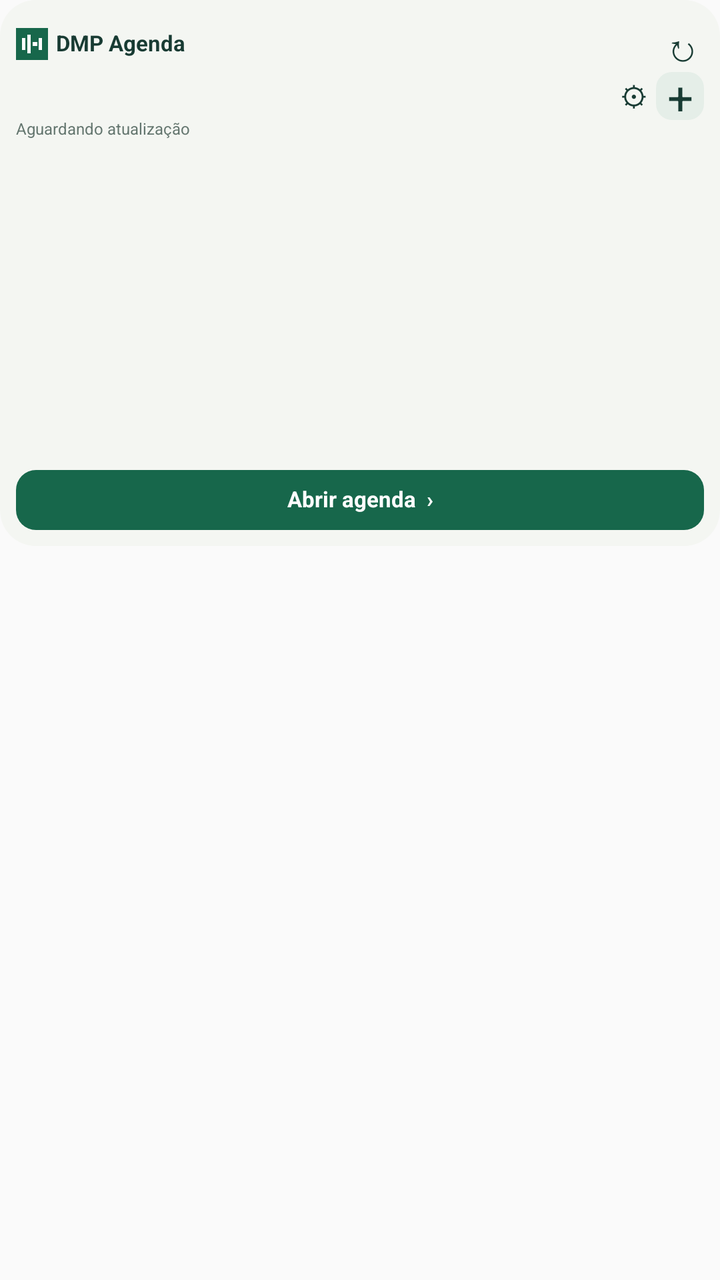
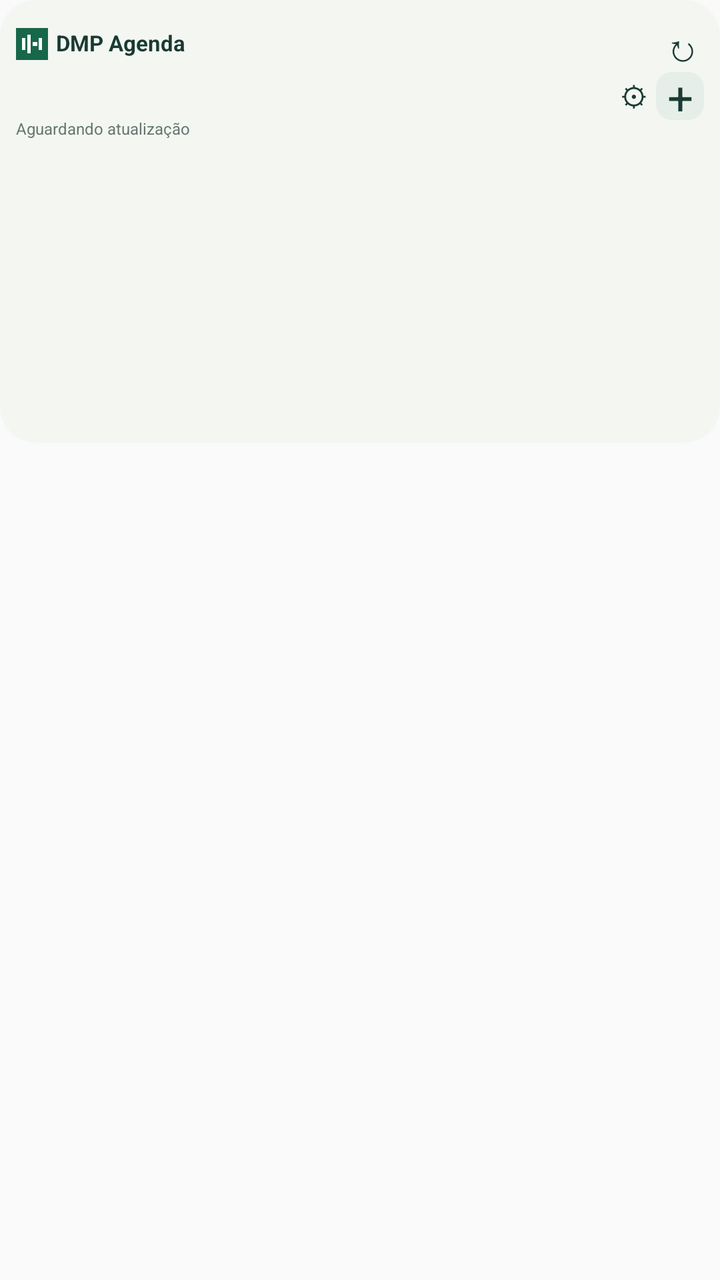

The first picture is an Android layout as it rendered before a commit; the second is the same layout after the commit. The layout source and the unified diff follow.
<!-- AndroidManifest.xml: application theme android:Theme.Material.Light.NoActionBar -->
<!-- res/layout/agenda_widget_legacy_140.xml -->
<FrameLayout xmlns:android="http://schemas.android.com/apk/res/android" android:id="@+id/root" android:layout_width="match_parent" android:layout_height="match_parent">
  <RelativeLayout android:id="@+id/shell" android:layout_width="match_parent" android:layout_height="wrap_content">
    <ImageView android:id="@+id/shell_bg" android:layout_width="match_parent" android:layout_height="0dp" android:scaleType="fitXY" android:contentDescription="" android:layout_alignTop="@id/content" android:layout_alignBottom="@id/content" android:src="@drawable/widget_surface" />
    <LinearLayout android:layout_width="match_parent" android:layout_height="wrap_content" android:orientation="vertical" android:padding="8dp" android:id="@+id/content">
      <LinearLayout android:layout_width="match_parent" android:layout_height="28dp" android:orientation="horizontal" android:gravity="center_vertical">
        <ImageView android:layout_width="16dp" android:layout_height="16dp" android:src="@drawable/icon" android:contentDescription="DMP" />
        <TextView android:id="@+id/header" android:layout_width="0dp" android:layout_height="wrap_content" android:text="DMP Agenda" android:textSize="11sp" android:textColor="#183B33" android:includeFontPadding="false" android:layout_weight="1" android:paddingStart="4dp" android:maxLines="1" android:ellipsize="end" android:textStyle="bold" />
        <TextView android:id="@+id/refresh" android:layout_width="22dp" android:layout_height="24dp" android:text="↻" android:textSize="19sp" android:textColor="#183B33" android:includeFontPadding="false" android:gravity="center" android:contentDescription="Atualizar" />
      </LinearLayout>
      <LinearLayout android:layout_width="match_parent" android:layout_height="24dp" android:orientation="horizontal" android:gravity="center_vertical">
        <TextView android:id="@+id/date" android:layout_width="0dp" android:layout_height="wrap_content" android:text="" android:textSize="9sp" android:includeFontPadding="false" android:layout_weight="1" android:maxLines="1" android:textColor="#5D706A" />
        <TextView android:id="@+id/settings" android:layout_width="22dp" android:layout_height="20dp" android:text="⚙" android:textSize="14sp" android:textColor="#183B33" android:includeFontPadding="false" android:gravity="center" android:contentDescription="Configurar widget" />
        <TextView android:id="@+id/add" android:layout_width="24dp" android:layout_height="24dp" android:text="+" android:textSize="23sp" android:textColor="#183B33" android:includeFontPadding="false" android:gravity="center" android:contentDescription="Adicionar compromisso" android:background="@drawable/widget_add" />
      </LinearLayout>
      <TextView android:id="@+id/updated" android:layout_width="match_parent" android:layout_height="wrap_content" android:text="Aguardando atualização" android:textSize="8sp" android:includeFontPadding="false" android:textColor="#64766F" android:paddingBottom="4dp" android:maxLines="1" />
      <ListView android:layout_width="match_parent" android:layout_height="140dp" android:id="@+id/items" android:divider="@null" android:scrollbars="vertical" android:cacheColorHint="@android:color/transparent" android:nestedScrollingEnabled="false">
</ListView>
      <TextView android:id="@+id/more" android:layout_width="match_parent" android:layout_height="wrap_content" android:text="" android:textSize="10sp" android:includeFontPadding="false" android:paddingTop="4dp" android:textColor="#386453" android:maxLines="1" />
      <TextView android:id="@+id/agenda" android:layout_width="match_parent" android:layout_height="30dp" android:text="Abrir agenda  ›" android:textSize="11sp" android:includeFontPadding="false" android:background="@drawable/widget_button" android:textColor="#FFFFFF" android:gravity="center" android:textStyle="bold" android:layout_marginTop="6dp" />
    </LinearLayout>
  </RelativeLayout>
</FrameLayout>
<!-- resources referenced by this layout -->
<resources>
  <!-- drawable icon (drawable) -->
  <vector xmlns:android="http://schemas.android.com/apk/res/android" android:width="48dp" android:height="48dp" android:viewportWidth="48" android:viewportHeight="48"><path android:fillColor="#17674B" android:pathData="M0,0h48v48h-48z"/><path android:fillColor="#FFFFFF" android:pathData="M9,15h5v18h-5zM17,10h5v28h-5zM25,21h7v6h-7zM34,15h5v18h-5z"/></vector>
  <!-- drawable widget_add (drawable) -->
  <shape xmlns:android="http://schemas.android.com/apk/res/android" android:shape="rectangle"><solid android:color="#E5EEE8"/><corners android:radius="8dp"/></shape>
  <!-- drawable widget_button (drawable) -->
  <shape xmlns:android="http://schemas.android.com/apk/res/android" android:shape="rectangle"><solid android:color="#17674B"/><corners android:radius="10dp"/></shape>
  <!-- drawable widget_surface (drawable) -->
  <shape xmlns:android="http://schemas.android.com/apk/res/android" android:shape="rectangle"><solid android:color="#F4F6F2"/><corners android:radius="18dp"/></shape>
</resources>

<!-- the commit's change to res/layout/agenda_widget_legacy_140.xml (unified diff, before → after) -->
@@ -15,8 +15,6 @@
       <TextView android:id="@+id/updated" android:layout_width="match_parent" android:layout_height="wrap_content" android:text="Aguardando atualização" android:textSize="8sp" android:includeFontPadding="false" android:textColor="#64766F" android:paddingBottom="4dp" android:maxLines="1" />
       <ListView android:layout_width="match_parent" android:layout_height="140dp" android:id="@+id/items" android:divider="@null" android:scrollbars="vertical" android:cacheColorHint="@android:color/transparent" android:nestedScrollingEnabled="false">
 </ListView>
-      <TextView android:id="@+id/more" android:layout_width="match_parent" android:layout_height="wrap_content" android:text="" android:textSize="10sp" android:includeFontPadding="false" android:paddingTop="4dp" android:textColor="#386453" android:maxLines="1" />
-      <TextView android:id="@+id/agenda" android:layout_width="match_parent" android:layout_height="30dp" android:text="Abrir agenda  ›" android:textSize="11sp" android:includeFontPadding="false" android:background="@drawable/widget_button" android:textColor="#FFFFFF" android:gravity="center" android:textStyle="bold" android:layout_marginTop="6dp" />
     </LinearLayout>
   </RelativeLayout>
 </FrameLayout>
<!-- resource entries referenced after the edit -->
@@ -4,8 +4,6 @@
   <vector xmlns:android="http://schemas.android.com/apk/res/android" android:width="48dp" android:height="48dp" android:viewportWidth="48" android:viewportHeight="48"><path android:fillColor="#17674B" android:pathData="M0,0h48v48h-48z"/><path android:fillColor="#FFFFFF" android:pathData="M9,15h5v18h-5zM17,10h5v28h-5zM25,21h7v6h-7zM34,15h5v18h-5z"/></vector>
   <!-- drawable widget_add (drawable) -->
   <shape xmlns:android="http://schemas.android.com/apk/res/android" android:shape="rectangle"><solid android:color="#E5EEE8"/><corners android:radius="8dp"/></shape>
-  <!-- drawable widget_button (drawable) -->
-  <shape xmlns:android="http://schemas.android.com/apk/res/android" android:shape="rectangle"><solid android:color="#17674B"/><corners android:radius="10dp"/></shape>
   <!-- drawable widget_surface (drawable) -->
   <shape xmlns:android="http://schemas.android.com/apk/res/android" android:shape="rectangle"><solid android:color="#F4F6F2"/><corners android:radius="18dp"/></shape>
 </resources>
